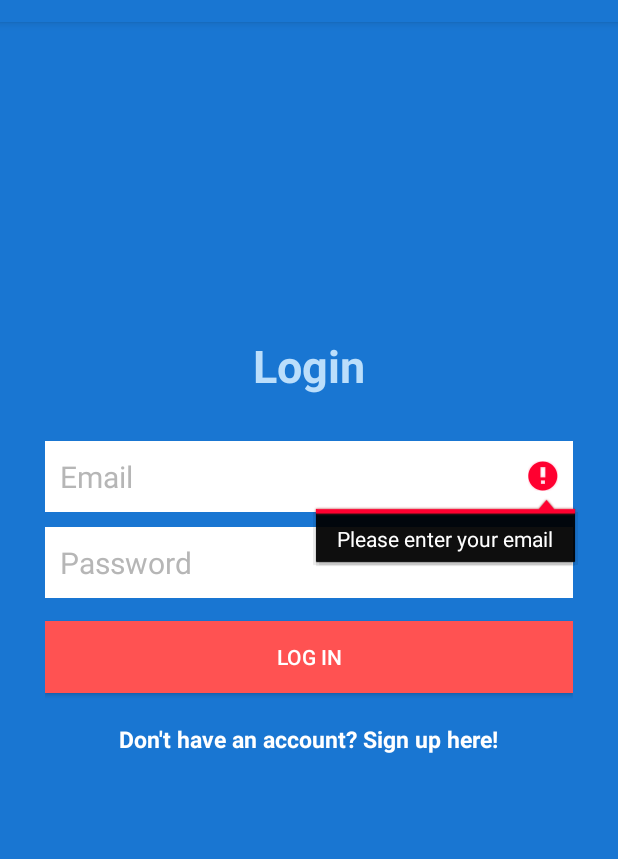
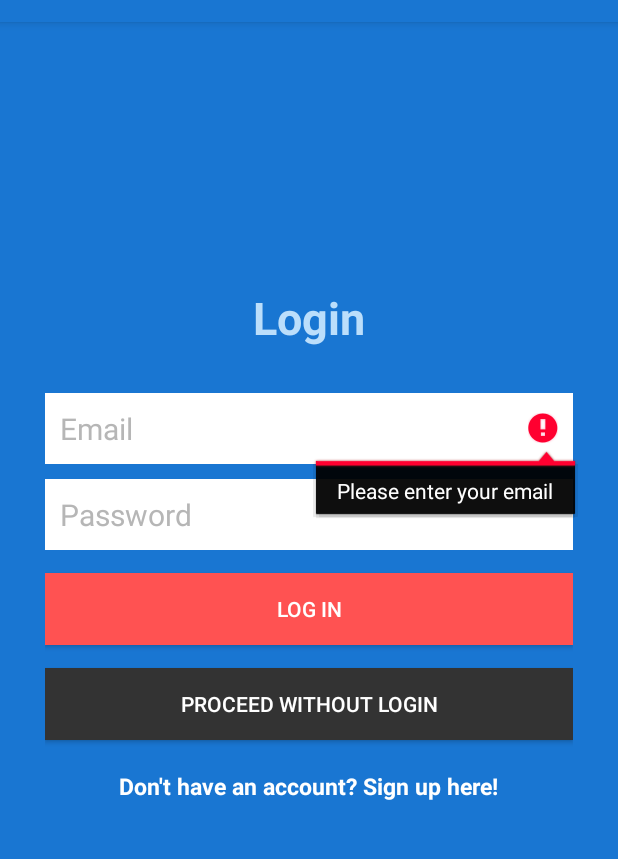
Before and after one commit to maxamillion32/android_meetUpList, an Android app: the screen it shows after launch (LogInActivity), after a tap on "LOG IN", on a phone screen of 412 x 824 dp, the part 62-921 px from its top. Run offline under Robolectric (Android 15) with nearby library versions, the phone set to English and light mode, and no system bars; our stand-ins replace ButterKnife, Firebase (no records; nobody signed in at launch, a user with empty details on screens opened directly).

Commit message:
Add button to bypass login

```diff
--- a/app/src/main/java/com/epicodus/meetuplist/ui/LogInActivity.java
+++ b/app/src/main/java/com/epicodus/meetuplist/ui/LogInActivity.java
@@ -30,6 +30,7 @@ public class LogInActivity extends AppCompatActivity implements View.OnClickList
     @Bind(R.id.emailEditText) EditText mEmailEditText;
     @Bind(R.id.passwordEditText) EditText mPasswordEditText;
     @Bind(R.id.registerTextView) TextView mRegisterTextView;
+    @Bind(R.id.unregisteredLoginButton) Button mUnregisteredLoginButton;
 
     private FirebaseAuth mAuth;
 
@@ -45,6 +46,7 @@ public class LogInActivity extends AppCompatActivity implements View.OnClickList
         ButterKnife.bind(this);
         mRegisterTextView.setOnClickListener(this);
         mPasswordLoginButton.setOnClickListener(this);
+        mUnregisteredLoginButton.setOnClickListener(this);
 
         mAuth = FirebaseAuth.getInstance();
 
@@ -69,6 +71,11 @@ public class LogInActivity extends AppCompatActivity implements View.OnClickList
     public void onClick(View view) {
        if (view == mRegisterTextView) {
            Intent intent = new Intent(LogInActivity.this, CreateAccountActivity.class);
+           startActivity(intent);
+           finish();
+       }
+       if (view == mUnregisteredLoginButton) {
+           Intent intent = new Intent(LogInActivity.this, MainActivity.class);
            startActivity(intent);
            finish();
        }
--- a/app/src/main/res/layout/activity_log_in.xml
+++ b/app/src/main/res/layout/activity_log_in.xml
@@ -54,6 +54,16 @@
             android:layout_marginTop="15dp"
             android:textColor="@color/colorTextIcons" />
 
+        <Button
+            android:id="@+id/unregisteredLoginButton"
+            android:layout_width="match_parent"
+            android:layout_height="wrap_content"
+            android:padding="10dp"
+            android:text="Proceed without login"
+            android:background="#333"
+            android:layout_marginTop="15dp"
+            android:textColor="@color/colorTextIcons" />
+
         <TextView
             android:layout_width="wrap_content"
             android:layout_height="wrap_content"
```
